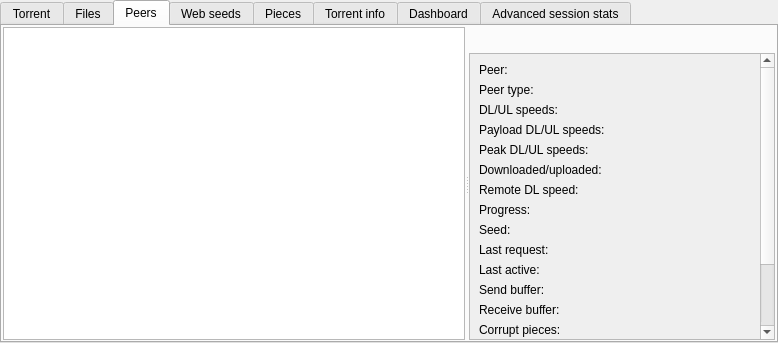
The window that src/plugins/bittorrent/torrenttabwidget.ui (0xd34df00d/leechcraft) describes before a commit, drawn with Qt 5.
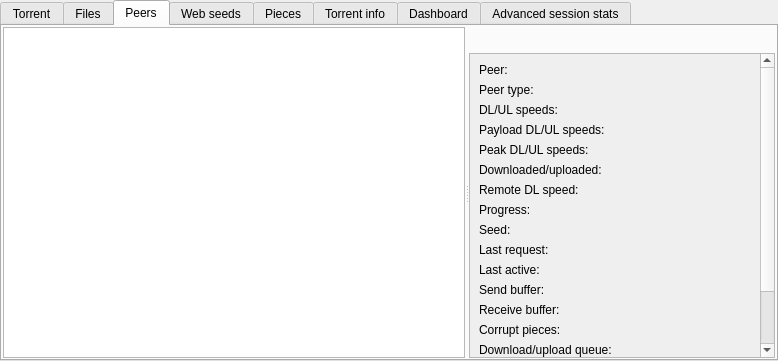
The same window after the commit. The open tabs and pages were chosen to show the change. Custom widgets are drawn as their Qt base class.

Commit message: [BT] Open comment label URLs internally.

The edit to the form file:
```diff
--- a/src/plugins/bittorrent/torrenttabwidget.ui
+++ b/src/plugins/bittorrent/torrenttabwidget.ui
@@ -7,7 +7,7 @@
     <x>0</x>
     <y>0</y>
     <width>778</width>
-    <height>343</height>
+    <height>361</height>
    </rect>
   </property>
   <property name="sizePolicy">
@@ -780,8 +780,8 @@
             <rect>
              <x>0</x>
              <y>0</y>
-             <width>183</width>
-             <height>366</height>
+             <width>297</width>
+             <height>384</height>
             </rect>
            </property>
            <layout class="QFormLayout" name="formLayout_10">
```
Left out of the diff: 6 changed lines with no effect on the pictures. The commit also changes 2 other files.
